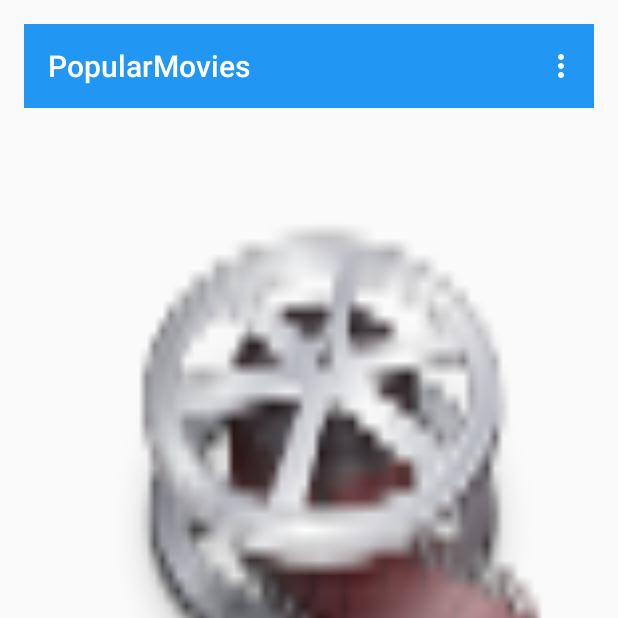
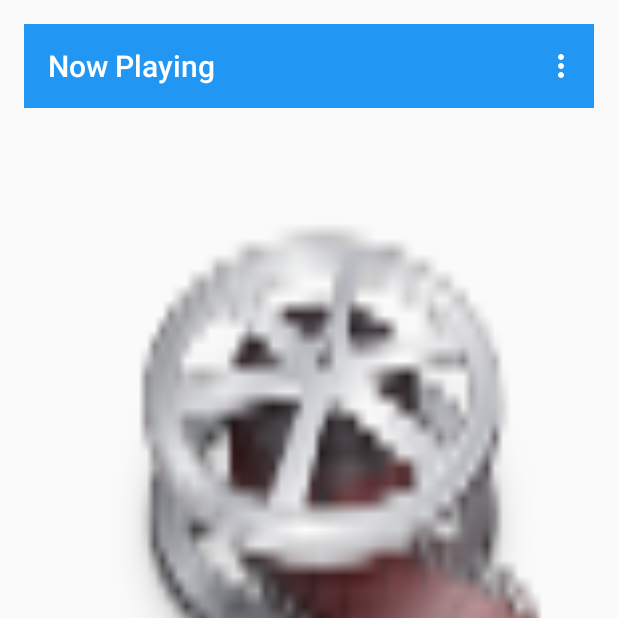
Before and after one commit to bbazemore/Android-Nanodegree, an Android app: the screen it shows after launch (MainActivity), on a phone screen of 412 x 824 dp, the top half of it. Run offline under Robolectric (Android 15) with nearby library versions, the phone set to English and light mode, and no system bars; libraries missing offline, so code that uses them is left out: retrofit.client, retrofit.converter; pictures from the network do not load; 4 statements that could not run were skipped.

Commit message:
Fix the main title bar to show the user-friendly version of the currently selected sort order.

```diff
--- a/PopularMovies/mobile/src/main/java/com/android/bazemom/popularmovies/MainActivityFragment.java
+++ b/PopularMovies/mobile/src/main/java/com/android/bazemom/popularmovies/MainActivityFragment.java
@@ -31,6 +31,7 @@ import com.squareup.otto.Bus;
 import com.squareup.otto.Subscribe;
 
 import java.util.ArrayList;
+import java.util.Arrays;
 
 
 /**
@@ -39,8 +40,6 @@ import java.util.ArrayList;
  */
 public class MainActivityFragment extends Fragment implements LoaderManager.LoaderCallbacks<Cursor> {
     private final static String TAG = MainActivityFragment.class.getSimpleName();
-    public final static String EXTRA_MOVIE_ID = "com.android.bazemom.popularmovies.app.MovieId";
-
     private static final int FAVORITE_LOADER = 0;
 
     private ArrayList<Movie> mMovieList;
@@ -71,6 +70,14 @@ public class MainActivityFragment extends Fragment implements LoaderManager.Load
         receiveEvents();
     }
 
+    @Override public void onCreate(Bundle savedInstanceState) {
+        super.onCreate(savedInstanceState);
+
+        // retain this fragment across configuration changes
+        setRetainInstance(true);
+        Log.d(TAG, "onCreate with retain instance");
+    }
+
     @Override
     public View onCreateView(LayoutInflater inflater, ViewGroup container,
                              Bundle savedInstanceState) {
@@ -98,7 +105,6 @@ public class MainActivityFragment extends Fragment implements LoaderManager.Load
                     updatePosition();
                 }
             });
-
         }
 
         // Connect the UI with our fine list of movies
@@ -115,20 +121,11 @@ public class MainActivityFragment extends Fragment implements LoaderManager.Load
 
                 // remember where we were in the list for when we return
                 mGridviewPosition = position;
-
-                Intent detailIntent = new Intent(getActivity(), DetailActivity.class)
-                        .putExtra(MainActivityFragment.EXTRA_MOVIE_ID, movie.id);
-
-                // Pass the movieId as an integer to the DetailActivity
-                startActivity(detailIntent);
+                launchDetailFragment(movie);
             }
         });
         mGridView.setOnScrollListener(new AbsListView.OnScrollListener() {
             public void onScroll(AbsListView view, int firstVisibleItem, int visibleItemCount, int totalItemCount) {
-                // Keep track of where user is positioned in the gridview so we can
-                // restore it later if needed
-                //mGridviewPosition = firstVisibleItem;
-
                 // When the user gets within 2 screens of the bottom of the list, get some more movies
                 if (totalItemCount == 0)
                     // can't scroll past bottom if there is nothing in the list, don't loop through the workflow on this condition
@@ -146,6 +143,12 @@ public class MainActivityFragment extends Fragment implements LoaderManager.Load
         return mRootView;
     }
 
+    public void launchDetailFragment(Movie movie) {
+        // Pass the Movie to the Detail Activity that holds the tab container
+        Intent detailIntent = new Intent(getActivity(), DetailActivity.class);
+        detailIntent.putExtra(DetailActivity.EXTRA_MOVIE, movie);
+        startActivity(detailIntent);
+    }
     @Override
     public void onResume() {
         Log.d(TAG, "on resume");
@@ -190,6 +193,7 @@ public class MainActivityFragment extends Fragment implements LoaderManager.Load
                 mPageRequest = 1; // start from the beginning of the new movie type
                 mGridviewPosition = ListView.INVALID_POSITION;
             }
+
             setSortType( sortType );
 
             // Special case fetching favorite movies from database.
@@ -201,6 +205,9 @@ public class MainActivityFragment extends Fragment implements LoaderManager.Load
                 loadFavoriteMovies();
                 return;
             }
+        } else {
+            // Make sure title in the toolbar is current, even first time around
+            setSortType( sortType );
         }
 
         // Create an event requesting that the movie list be updated from the
@@ -224,8 +231,14 @@ public class MainActivityFragment extends Fragment implements LoaderManager.Load
         // Display sort type in the title bar
         if (null == mToolbar)
             mToolbar = (Toolbar) getActivity().findViewById(R.id.toolbar);
-        if (null != mToolbar)
-            mToolbar.setTitle(mCurrentlyDisplayedSortType);
+        if (null != mToolbar) {
+            // we have the sort type value - which is what we hand to the UI.
+            // Convert it to the user friendly label. They don't make this easy :(
+            String[] sortKeyStrings = getResources().getStringArray(R.array.settings_sort_values);
+            int index = Arrays.asList(sortKeyStrings).indexOf(sortType);
+            String[] sortFriendlyStrings = getResources().getStringArray(R.array.settings_sort_labels);
+            mToolbar.setTitle(sortFriendlyStrings[index]);
+        }
     }
     private void updatePosition() {
         if (null != mGridView
```
